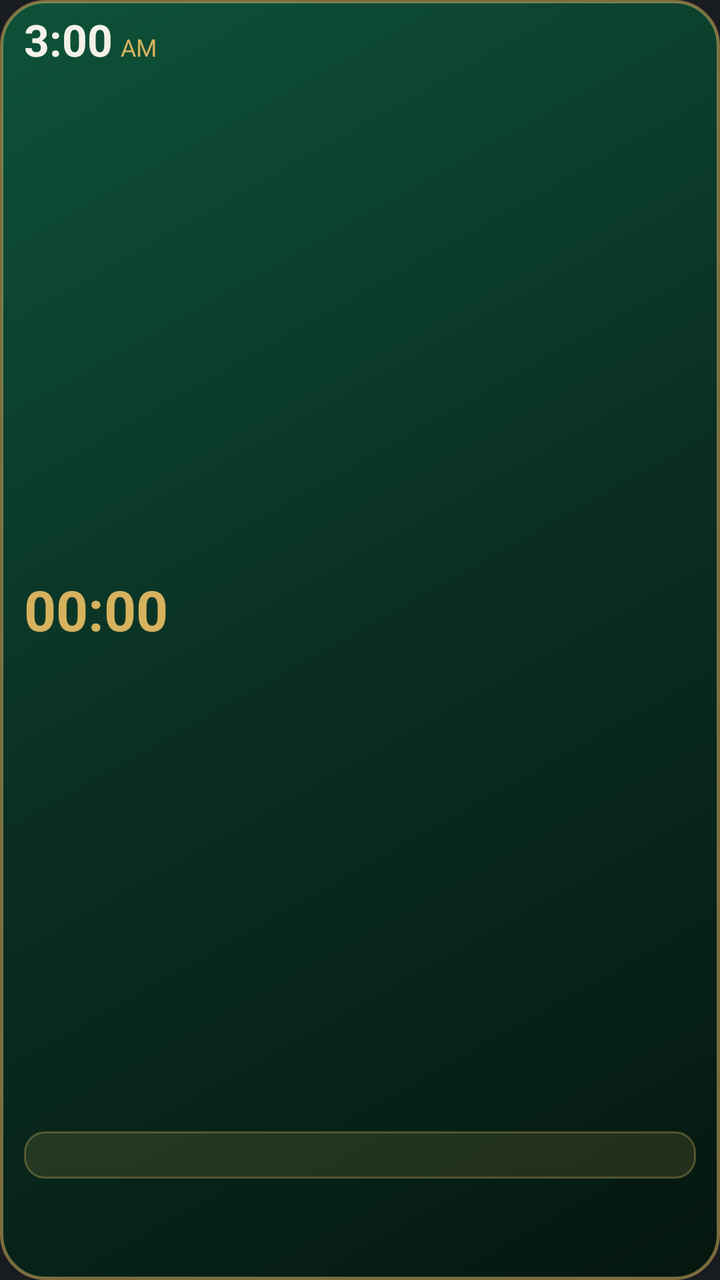
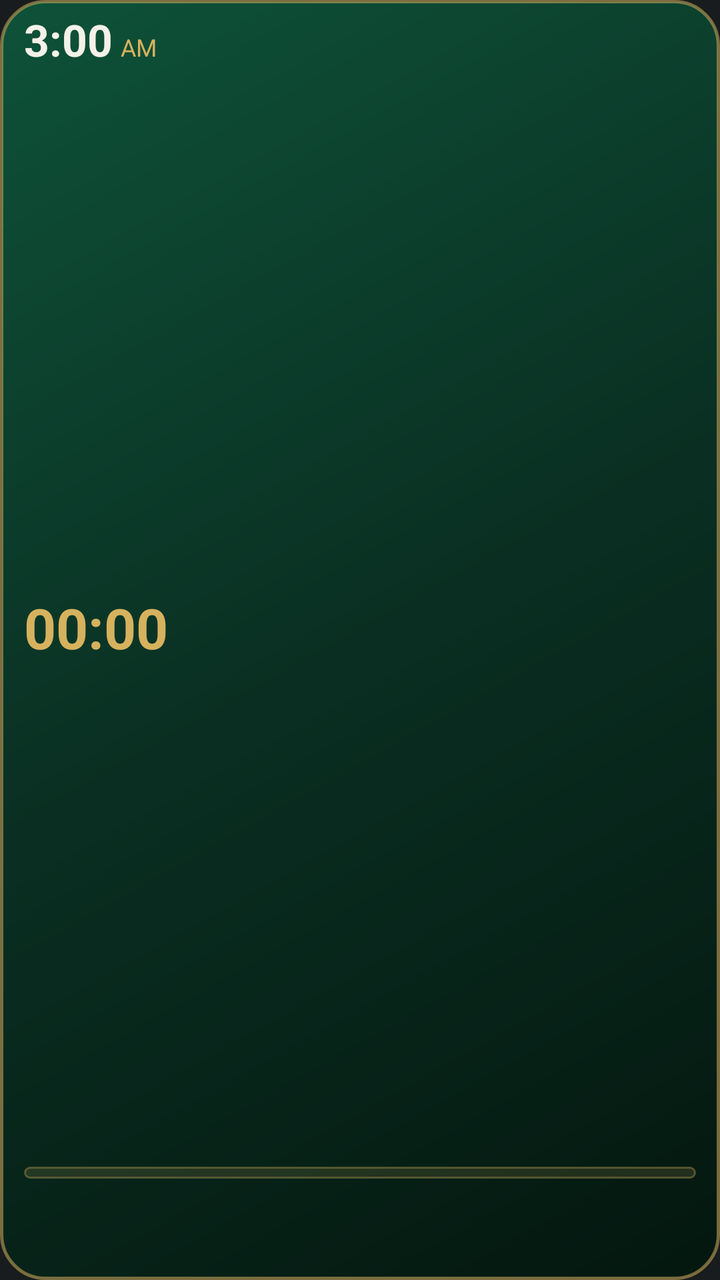

Two renders of the same Android screen: before a commit and after it. Below are the layout's source before the change and the commit's diff.
<!-- AndroidManifest.xml: application theme android:Theme.DeviceDefault.NoActionBar -->
<!-- res/layout/widget.xml -->
<?xml version="1.0" encoding="utf-8"?>
<LinearLayout xmlns:android="http://schemas.android.com/apk/res/android"
    android:id="@+id/wroot"
    android:layout_width="match_parent"
    android:layout_height="match_parent"
    android:orientation="vertical"
    android:layoutDirection="rtl"
    android:paddingStart="12dp"
    android:paddingEnd="12dp"
    android:paddingTop="8dp"
    android:paddingBottom="6dp"
    android:background="@drawable/widget_bg">

    
    <LinearLayout
        android:layout_width="match_parent"
        android:layout_height="wrap_content"
        android:orientation="horizontal"
        android:gravity="center_vertical">
        <LinearLayout
            android:layout_width="0dp"
            android:layout_height="wrap_content"
            android:layout_weight="1"
            android:orientation="vertical">
            <TextView
                android:id="@+id/wcity"
                android:layout_width="match_parent"
                android:layout_height="wrap_content"
                android:textColor="#A9C2B4"
                android:textSize="14sp"
                android:ellipsize="end"
                android:singleLine="true" />
            <TextView
                android:id="@+id/wtom"
                android:layout_width="match_parent"
                android:layout_height="wrap_content"
                android:includeFontPadding="false"
                android:textColor="#8FB09E"
                android:textSize="11sp"
                android:ellipsize="end"
                android:singleLine="true"
                android:visibility="gone" />
        </LinearLayout>
        <LinearLayout
            android:layout_width="wrap_content"
            android:layout_height="wrap_content"
            android:orientation="horizontal"
            android:layoutDirection="ltr"
            android:gravity="bottom">
            <TextClock
                android:id="@+id/wclk"
                android:layout_width="wrap_content"
                android:layout_height="wrap_content"
                android:includeFontPadding="false"
                android:format12Hour="h:mm"
                android:format24Hour="h:mm"
                android:timeZone="GMT+03:00"
                android:textColor="#F4F1E8"
                android:textSize="22sp"
                android:textStyle="bold" />
            <TextClock
                android:id="@+id/wap"
                android:layout_width="wrap_content"
                android:layout_height="wrap_content"
                android:layout_marginStart="4dp"
                android:includeFontPadding="false"
                android:format12Hour="a"
                android:format24Hour="a"
                android:timeZone="GMT+03:00"
                android:textColor="#D6B25E"
                android:textSize="12sp" />
        </LinearLayout>
    </LinearLayout>

    
    <LinearLayout
        android:layout_width="match_parent"
        android:layout_height="0dp"
        android:layout_weight="1"
        android:orientation="horizontal"
        android:gravity="center_vertical">
        <LinearLayout
            android:layout_width="0dp"
            android:layout_height="wrap_content"
            android:layout_weight="1"
            android:orientation="vertical">
            <TextView
                android:id="@+id/wnext"
                android:layout_width="wrap_content"
                android:layout_height="wrap_content"
                android:textColor="#D6B25E"
                android:textSize="30sp"
                android:textStyle="bold"
                android:singleLine="true" />
            <TextView
                android:id="@+id/wat"
                android:layout_width="wrap_content"
                android:layout_height="wrap_content"
                android:textColor="#F4F1E8"
                android:textSize="14sp"
                android:singleLine="true" />
        </LinearLayout>
        <LinearLayout
            android:layout_width="wrap_content"
            android:layout_height="wrap_content"
            android:orientation="vertical"
            android:gravity="end">
            <TextView
                android:id="@+id/wlab"
                android:layout_width="wrap_content"
                android:layout_height="wrap_content"
                android:textColor="#A9C2B4"
                android:textSize="12sp"
                android:singleLine="true" />
            <Chronometer
                android:id="@+id/wcd"
                android:layout_width="wrap_content"
                android:layout_height="wrap_content"
                android:includeFontPadding="false"
                android:layoutDirection="ltr"
                android:textColor="#D6B25E"
                android:textSize="28sp"
                android:textStyle="bold" />
            <TextView
                android:id="@+id/wcdt"
                android:layout_width="wrap_content"
                android:layout_height="wrap_content"
                android:textColor="#D6B25E"
                android:textSize="22sp"
                android:textStyle="bold"
                android:visibility="gone" />
        </LinearLayout>
    </LinearLayout>

    
    <LinearLayout
        android:id="@+id/wtip"
        android:layout_width="match_parent"
        android:layout_height="wrap_content"
        android:orientation="horizontal"
        android:gravity="center_vertical"
        android:layout_marginTop="3dp"
        android:layout_marginBottom="4dp"
        android:paddingStart="10dp"
        android:paddingEnd="10dp"
        android:paddingTop="3dp"
        android:paddingBottom="3dp"
        android:background="@drawable/tip_bg">
        <TextView
            android:id="@+id/wtl"
            android:layout_width="wrap_content"
            android:layout_height="wrap_content"
            android:textColor="#D6B25E"
            android:textSize="13sp"
            android:textStyle="bold"
            android:singleLine="true" />
        <TextView
            android:id="@+id/wtx"
            android:layout_width="0dp"
            android:layout_height="wrap_content"
            android:layout_weight="1"
            android:layout_marginStart="8dp"
            android:textColor="#F4F1E8"
            android:textSize="13sp"
            android:lineSpacingMultiplier="0.9"
            android:maxLines="2"
            android:ellipsize="end" />
    </LinearLayout>

    
    <LinearLayout
        android:layout_width="match_parent"
        android:layout_height="wrap_content"
        android:orientation="horizontal"
        android:weightSum="5">
        <LinearLayout android:id="@+id/c0" android:layout_width="0dp" android:layout_height="wrap_content" android:layout_weight="1" android:layout_margin="1dp" android:paddingTop="3dp" android:paddingBottom="3dp" android:orientation="vertical" android:gravity="center">
            <TextView android:id="@+id/n0" android:layout_width="wrap_content" android:layout_height="wrap_content" android:textColor="#A9C2B4" android:textSize="12sp" android:singleLine="true" />
            <TextView android:id="@+id/t0" android:layout_width="wrap_content" android:layout_height="wrap_content" android:includeFontPadding="false" android:layout_marginTop="1dp" android:textColor="#F4F1E8" android:textSize="13sp" android:textStyle="bold" android:singleLine="true" />
        </LinearLayout>
        <LinearLayout android:id="@+id/c1" android:layout_width="0dp" android:layout_height="wrap_content" android:layout_weight="1" android:layout_margin="1dp" android:paddingTop="3dp" android:paddingBottom="3dp" android:orientation="vertical" android:gravity="center">
            <TextView android:id="@+id/n1" android:layout_width="wrap_content" android:layout_height="wrap_content" android:textColor="#A9C2B4" android:textSize="12sp" android:singleLine="true" />
            <TextView android:id="@+id/t1" android:layout_width="wrap_content" android:layout_height="wrap_content" android:includeFontPadding="false" android:layout_marginTop="1dp" android:textColor="#F4F1E8" android:textSize="13sp" android:textStyle="bold" android:singleLine="true" />
        </LinearLayout>
        <LinearLayout android:id="@+id/c2" android:layout_width="0dp" android:layout_height="wrap_content" android:layout_weight="1" android:layout_margin="1dp" android:paddingTop="3dp" android:paddingBottom="3dp" android:orientation="vertical" android:gravity="center">
            <TextView android:id="@+id/n2" android:layout_width="wrap_content" android:layout_height="wrap_content" android:textColor="#A9C2B4" android:textSize="12sp" android:singleLine="true" />
            <TextView android:id="@+id/t2" android:layout_width="wrap_content" android:layout_height="wrap_content" android:includeFontPadding="false" android:layout_marginTop="1dp" android:textColor="#F4F1E8" android:textSize="13sp" android:textStyle="bold" android:singleLine="true" />
        </LinearLayout>
        <LinearLayout android:id="@+id/c3" android:layout_width="0dp" android:layout_height="wrap_content" android:layout_weight="1" android:layout_margin="1dp" android:paddingTop="3dp" android:paddingBottom="3dp" android:orientation="vertical" android:gravity="center">
            <TextView android:id="@+id/n3" android:layout_width="wrap_content" android:layout_height="wrap_content" android:textColor="#A9C2B4" android:textSize="12sp" android:singleLine="true" />
            <TextView android:id="@+id/t3" android:layout_width="wrap_content" android:layout_height="wrap_content" android:includeFontPadding="false" android:layout_marginTop="1dp" android:textColor="#F4F1E8" android:textSize="13sp" android:textStyle="bold" android:singleLine="true" />
        </LinearLayout>
        <LinearLayout android:id="@+id/c4" android:layout_width="0dp" android:layout_height="wrap_content" android:layout_weight="1" android:layout_margin="1dp" android:paddingTop="3dp" android:paddingBottom="3dp" android:orientation="vertical" android:gravity="center">
            <TextView android:id="@+id/n4" android:layout_width="wrap_content" android:layout_height="wrap_content" android:textColor="#A9C2B4" android:textSize="12sp" android:singleLine="true" />
            <TextView android:id="@+id/t4" android:layout_width="wrap_content" android:layout_height="wrap_content" android:includeFontPadding="false" android:layout_marginTop="1dp" android:textColor="#F4F1E8" android:textSize="13sp" android:textStyle="bold" android:singleLine="true" />
        </LinearLayout>
    </LinearLayout>
</LinearLayout>
<!-- resources referenced by this layout -->
<resources>
  <!-- drawable tip_bg (drawable) -->
  <?xml version="1.0" encoding="utf-8"?>
  <shape xmlns:android="http://schemas.android.com/apk/res/android" android:shape="rectangle">
      <solid android:color="#22D6B25E" />
      <stroke android:width="1dp" android:color="#55D6B25E" />
      <corners android:radius="10dp" />
  </shape>
  <!-- drawable widget_bg (drawable) -->
  <?xml version="1.0" encoding="utf-8"?>
  <shape xmlns:android="http://schemas.android.com/apk/res/android" android:shape="rectangle">
      <gradient android:startColor="#0E5239" android:centerColor="#0A2F22" android:endColor="#04170F" android:angle="315" />
      <stroke android:width="1.5dp" android:color="#88D6B25E" />
      <corners android:radius="22dp" />
  </shape>
</resources>

<!-- the commit's change to res/layout/widget.xml (unified diff, before → after) -->
@@ -146,25 +146,12 @@
         android:paddingTop="3dp"
         android:paddingBottom="3dp"
         android:background="@drawable/tip_bg">
-        <TextView
-            android:id="@+id/wtl"
-            android:layout_width="wrap_content"
+        <ViewFlipper
+            android:id="@+id/wflip"
+            android:layout_width="match_parent"
             android:layout_height="wrap_content"
-            android:textColor="#D6B25E"
-            android:textSize="13sp"
-            android:textStyle="bold"
-            android:singleLine="true" />
-        <TextView
-            android:id="@+id/wtx"
-            android:layout_width="0dp"
-            android:layout_height="wrap_content"
-            android:layout_weight="1"
-            android:layout_marginStart="8dp"
-            android:textColor="#F4F1E8"
-            android:textSize="13sp"
-            android:lineSpacingMultiplier="0.9"
-            android:maxLines="2"
-            android:ellipsize="end" />
+            android:flipInterval="10000"
+            android:autoStart="true" />
     </LinearLayout>
 
     
